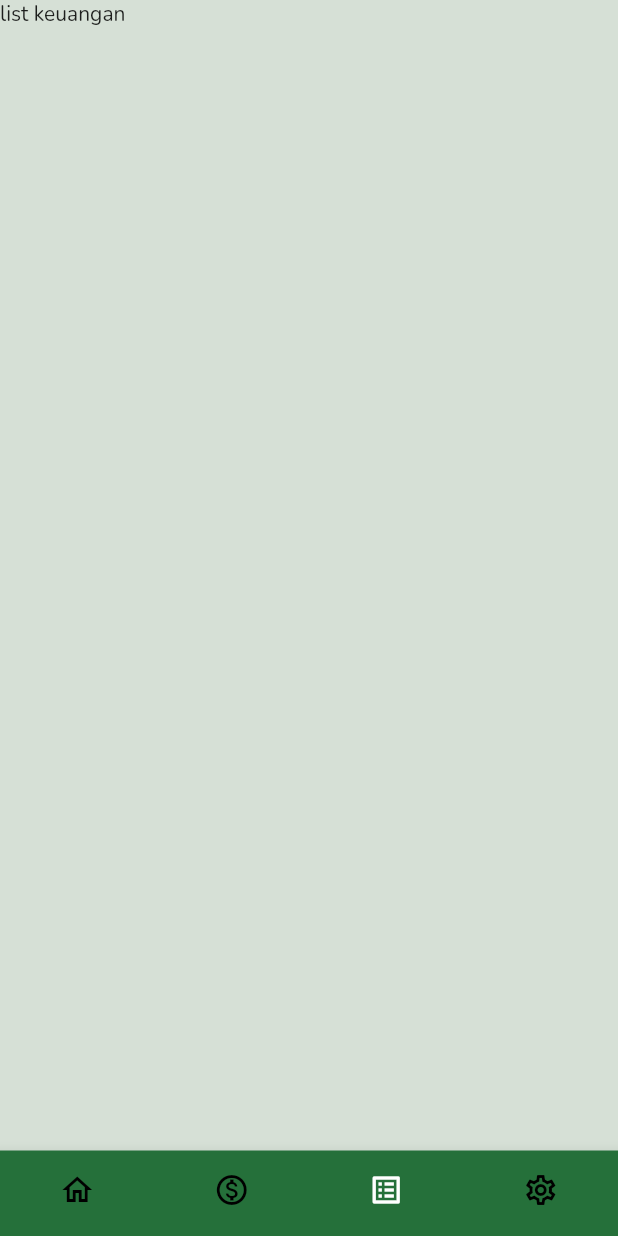
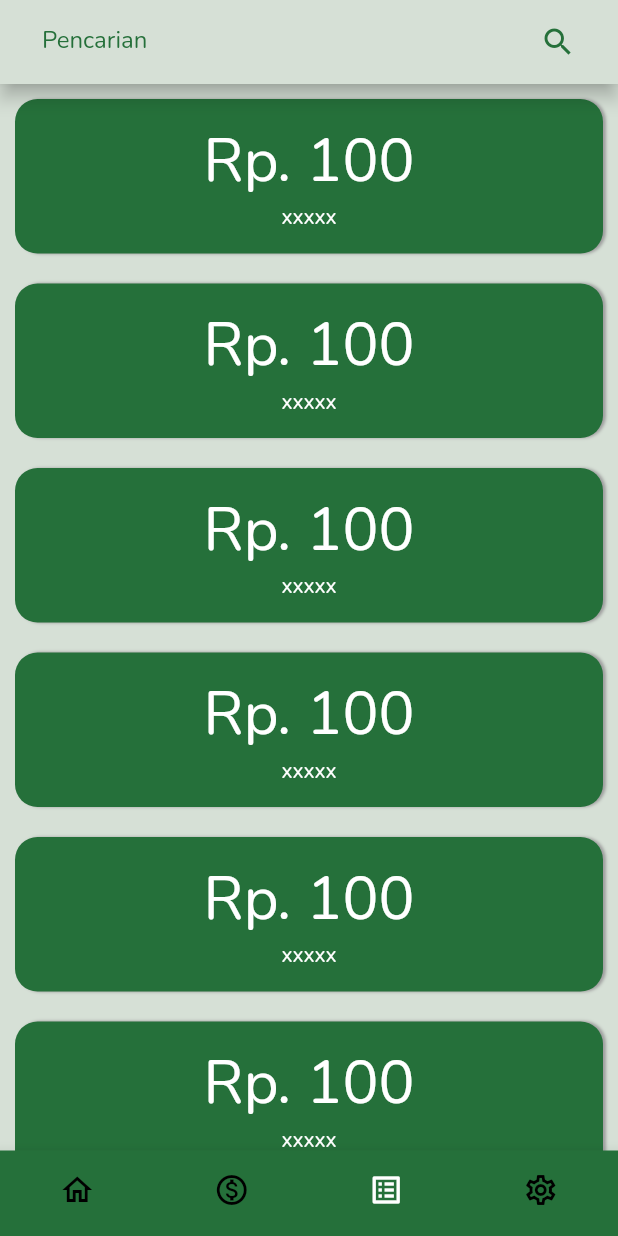
Before and after one commit to c4hyo/dhuwitkuv2, a Flutter app: the screen it shows after launch, item 3 of the bottom bar chosen, on a phone screen of 412 x 824 dp. Run offline on Flutter 3.47's test engine with Material 2 defaults, Android fonts, the light colour scheme and no system bars; our stand-ins replace get, google_fonts.

Commit message:
tambah list screen

```diff
--- a/lib/view/component/card.dart
+++ b/lib/view/component/card.dart
@@ -84,3 +84,42 @@
     );
   }
 }
+
+class CardList extends StatelessWidget {
+  @override
+  Widget build(BuildContext context) {
+    return Container(
+      height: Get.width / 4,
+      width: Get.width / 1.1,
+      decoration: BoxDecoration(
+        boxShadow: [
+          BoxShadow(
+            color: Colors.grey,
+            blurRadius: 1,
+            offset: Offset(2, 0),
+          ),
+        ],
+        color: Get.theme.primaryColor,
+        borderRadius: BorderRadius.circular(15),
+      ),
+      child: Column(
+        mainAxisAlignment: MainAxisAlignment.center,
+        children: [
+          Text(
+            "Rp. 100",
+            style: TextStyle(
+              color: Colors.white,
+              fontSize: 40,
+            ),
+          ),
+          Text(
+            "xxxxx",
+            style: TextStyle(
+              color: Colors.white,
+            ),
+          ),
+        ],
+      ),
+    );
+  }
+}
--- /dev/null
+++ b/lib/view/screen/user/daftarKeuangan.dart
@@ -0,0 +1,41 @@
+import 'package:dhuwitku_v2/view/component/card.dart';
+import 'package:flutter/material.dart';
+import 'package:get/get.dart';
+
+class ListKeuangan extends StatelessWidget {
+  @override
+  Widget build(BuildContext context) {
+    return Scaffold(
+      appBar: AppBar(
+        backgroundColor: Get.theme.scaffoldBackgroundColor,
+        elevation: 5,
+        title: TextFormField(
+          decoration: InputDecoration(
+            hintText: "Pencarian",
+            hintStyle: TextStyle(
+              color: Get.theme.primaryColor,
+            ),
+            filled: true,
+            suffixIcon: Icon(
+              Icons.search_outlined,
+              color: Get.theme.primaryColor,
+            ),
+            fillColor: Get.theme.scaffoldBackgroundColor,
+            border: InputBorder.none,
+          ),
+        ),
+      ),
+      body: SafeArea(
+        child: ListView.builder(
+          itemCount: 10,
+          itemBuilder: (_, index) {
+            return Padding(
+              padding: EdgeInsets.all(10),
+              child: CardList(),
+            );
+          },
+        ),
+      ),
+    );
+  }
+}
--- a/lib/view/screen/user/mainUser.dart
+++ b/lib/view/screen/user/mainUser.dart
@@ -1,4 +1,5 @@
 import 'package:dhuwitku_v2/controller/homeController.dart';
+import 'package:dhuwitku_v2/view/screen/user/daftarKeuangan.dart';
 import 'package:dhuwitku_v2/view/screen/user/home.dart';
 import 'package:dhuwitku_v2/view/screen/user/tambahKeuangan.dart';
 import 'package:flutter/material.dart';
@@ -34,7 +35,7 @@
 List<Widget> listScreen = [
   HomeScreen(),
   TambahScreen(),
-  Text("list keuangan"),
+  ListKeuangan(),
   Text("Pengaturan"),
 ];
 
```
